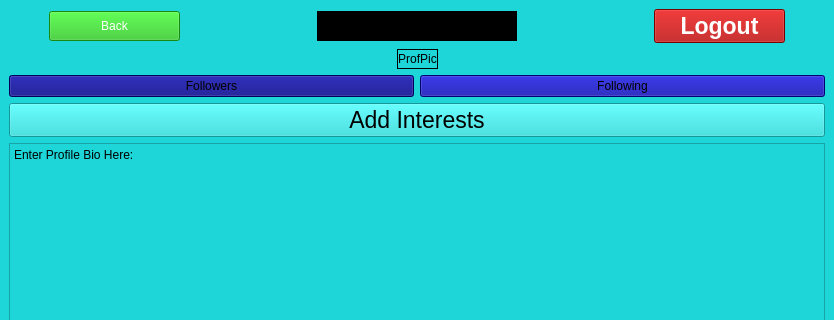
The window that Paxel/profile.ui (ClownKingWalrus/PAXEL) describes before a commit, drawn with Qt 5; both pictures show x 0 to 834 and y 0 to 320 of the 834 by 674 pixel window.
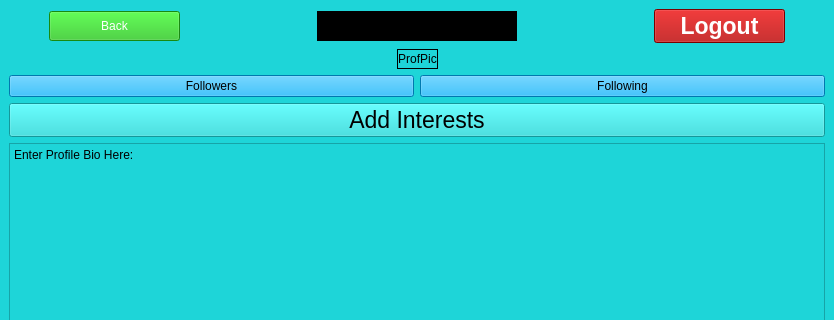
The same window after the commit.

```diff
--- a/Paxel/profile.ui
+++ b/Paxel/profile.ui
@@ -265,11 +265,11 @@
         <property name="styleSheet">
          <string notr="true">QPushButton { color: rgb(0, 0, 0);
 font:  700 17pt &quot;MS Sans Serif&quot;;
-background-color: rgb(0, 0, 127);
+background-color: rgb(0, 170, 245);
 }
 
 QPushButton:Hover {
-background-color: rgb(10, 10, 137);
+background-color: rgb(10, 180, 255);
 }</string>
         </property>
         <property name="text">
@@ -282,11 +282,11 @@
         <property name="styleSheet">
          <string notr="true">QPushButton { color: rgb(0, 0, 0);
 font:  700 17pt &quot;MS Sans Serif&quot;;
-background-color: rgb(0, 0, 157);
+background-color: rgb(0, 170, 245);
 }
 
 QPushButton:Hover {
-background-color: rgb(10, 10, 167);
+background-color: rgb(10, 180, 255);
 }</string>
         </property>
         <property name="text">
```
